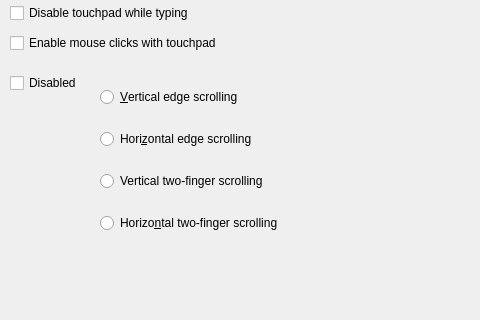
The window that plugins/devices/mouse/mouse_setting.ui (ukui/ukui-control-center) describes before a commit, drawn with Qt 5; both pictures show x 0 to 480 and y 129 to 449 of the 800 by 710 pixel window.
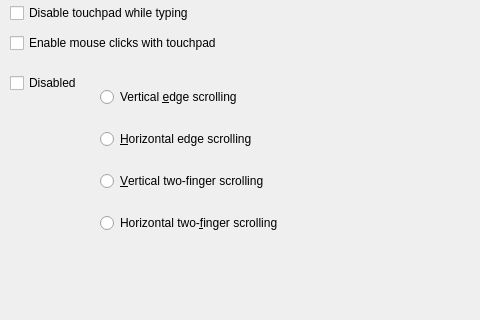
The same window after the commit. The open tabs and pages were chosen to show the change.

What changed in the file:
```diff
--- a/plugins/devices/mouse/mouse_setting.ui
+++ b/plugins/devices/mouse/mouse_setting.ui
@@ -460,28 +460,28 @@
       <item>
        <widget class="QRadioButton" name="radioButton_2">
         <property name="text">
-         <string>&amp;Vertical edge scrolling</string>
+         <string>Vertical &amp;edge scrolling</string>
         </property>
        </widget>
       </item>
       <item>
        <widget class="QRadioButton" name="radioButton_3">
         <property name="text">
-         <string>Hori&amp;zontal edge scrolling</string>
+         <string>&amp;Horizontal edge scrolling</string>
         </property>
        </widget>
       </item>
       <item>
        <widget class="QRadioButton" name="radioButton_4">
         <property name="text">
-         <string>Vertical two-finger scrolling</string>
+         <string>&amp;Vertical two-finger scrolling</string>
         </property>
        </widget>
       </item>
       <item>
        <widget class="QRadioButton" name="radioButton_5">
         <property name="text">
-         <string>Horizo&amp;ntal two-finger scrolling</string>
+         <string>Horizontal two-&amp;finger scrolling</string>
         </property>
        </widget>
       </item>
```
Left out of the diff: 2 changed lines with no effect on the pictures.
